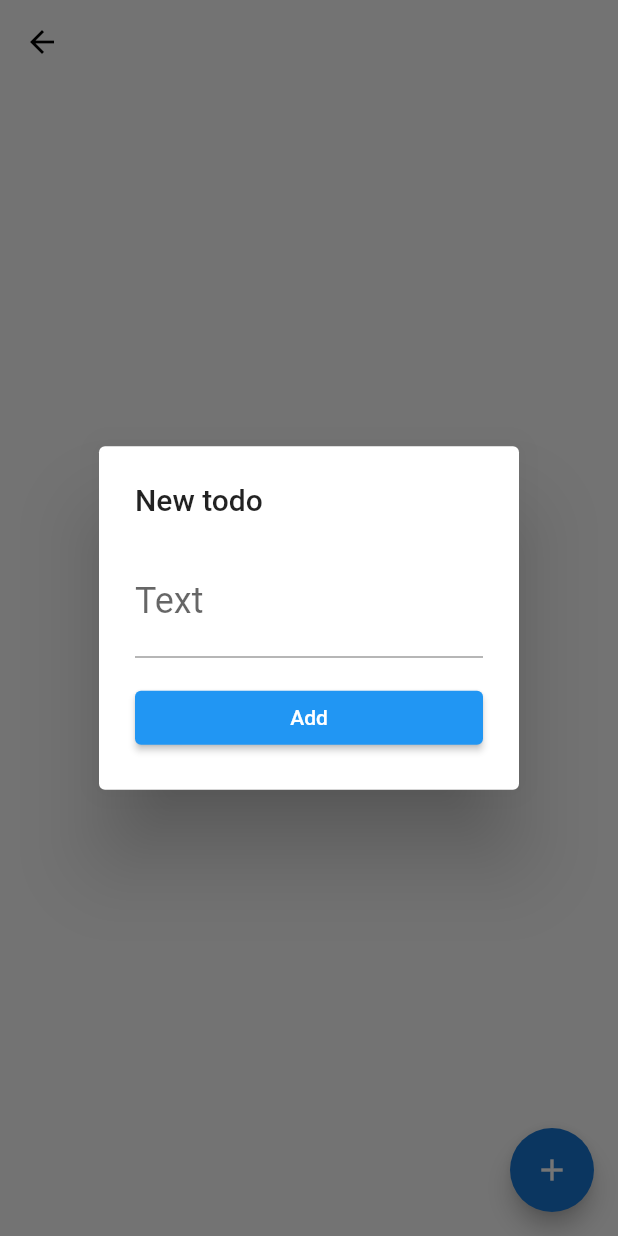
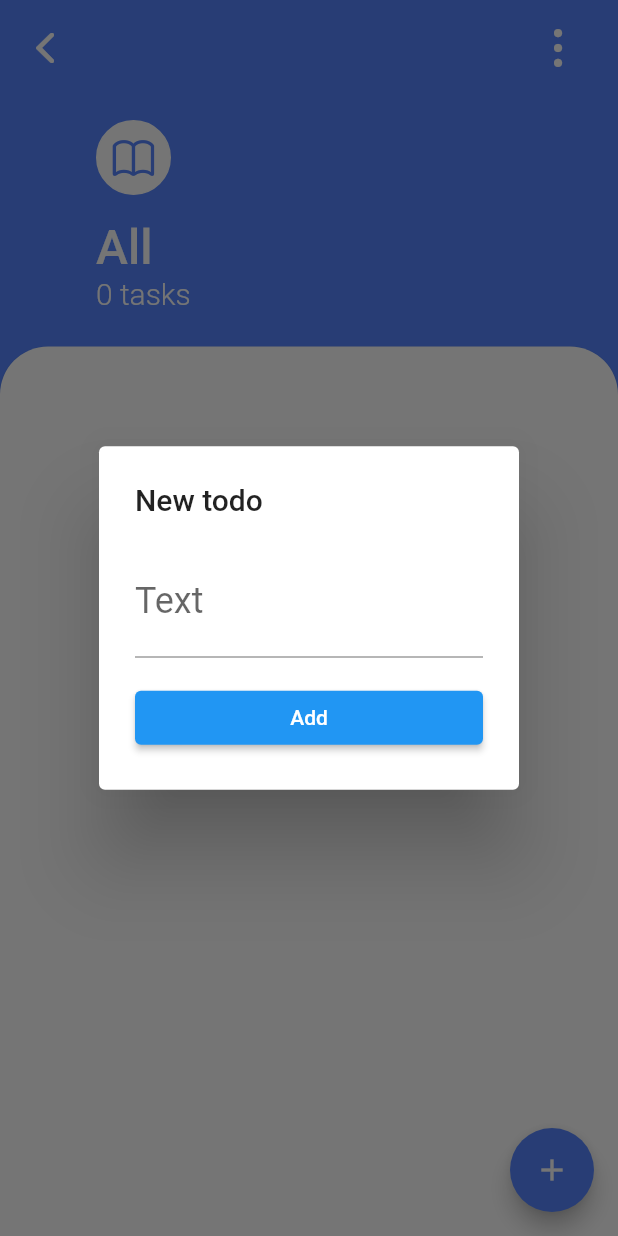
Before and after one commit to JohnAzedo/TaskManager, a Flutter app: the ListTodo screen opened directly, after a tap on the "add" icon, on a phone screen of 412 x 824 dp. Run offline on Flutter 3.47's test engine with Material 2 defaults, Android fonts, the phone set to English and light mode, and no system bars; our stand-ins replace dio; network calls fail.

Commit message:
feature: Change UI TodoList

```diff
--- a/lib/components/noTitleAppBar.dart
+++ b/lib/components/noTitleAppBar.dart
@@ -0,0 +1,39 @@
+import 'package:flutter/cupertino.dart';
+import 'package:flutter/material.dart';
+
+class NoTitleAppBar extends AppBar {
+  NoTitleAppBar()
+      : super(
+          backgroundColor: Colors.transparent,
+          centerTitle: true,
+          iconTheme: IconThemeData(
+            color: Colors.white,
+          ),
+          leading: GestureDetector(
+            onTap: () {},
+            child: Padding(
+              padding: const EdgeInsets.symmetric(
+                horizontal: 24.0,
+                vertical: 16.0,
+              ),
+              child: Icon(
+                CupertinoIcons.chevron_back,
+                size: 32.0,
+              ),
+            ),
+          ),
+          actions: [
+            Padding(
+              padding: const EdgeInsets.symmetric(
+                horizontal: 24.0,
+                vertical: 16.0,
+              ),
+              child: Icon(
+                CupertinoIcons.ellipsis_vertical,
+                size: 32.0,
+              ),
+            )
+          ],
+          elevation: 0.0,
+        );
+}
--- a/lib/main.dart
+++ b/lib/main.dart
@@ -1,16 +1,13 @@
 import 'package:flutter/material.dart';
 import 'package:flutter/services.dart';
-import 'package:todos/screens/lists/list.dart';
+import 'package:todos/screens/categories/list.dart';
 import 'package:todos/screens/todos/list.dart';
 
 void main() {
   SystemChrome.setSystemUIOverlayStyle(SystemUiOverlayStyle(
-    // systemNavigationBarColor: Colors.blue, // navigation bar color
-    statusBarColor: Colors.white, // status bar color
+    statusBarColor: Colors.transparent, // status bar color
     statusBarBrightness: Brightness.dark, //status bar brigtness
     statusBarIconBrightness: Brightness.dark, //status barIcon Brightness
-    // systemNavigationBarDividerColor: Colors.greenAccent,//Navigation bar divider color
-    // systemNavigationBarIconBrightness: Brightness.light, //navigation bar icon
   ));
   runApp(TodosApp());
 }
@@ -20,8 +17,10 @@ class TodosApp extends StatelessWidget {
   Widget build(BuildContext context) {
     return MaterialApp(
       debugShowCheckedModeBanner: false,
-      home: Lists(),
+      home: ListTodo(),
       theme: ThemeData(
+        primaryColor: Color(0xff5786ff),
+        primaryColorLight: Color(0xff5786ff),
         backgroundColor: Colors.white,
         visualDensity: VisualDensity.adaptivePlatformDensity,
         fontFamily: 'Roboto',
--- a/lib/screens/lists/list.dart
+++ b/lib/screens/categories/list.dart
@@ -1,7 +1,7 @@
 import 'package:flutter/cupertino.dart';
 import 'package:flutter/material.dart';
 import 'package:todos/components/noAppBar.dart';
-import 'package:todos/screens/lists/components/customCard.dart';
+import 'package:todos/screens/categories/components/customCard.dart';
 
 class Lists extends StatelessWidget {
   @override
--- a/lib/screens/todos/list.dart
+++ b/lib/screens/todos/list.dart
@@ -1,6 +1,9 @@
+import 'package:flutter/cupertino.dart';
 import 'package:flutter/material.dart';
+import 'package:flutter/painting.dart';
 import 'package:flutter/services.dart';
 import 'package:todos/components/customDismissible.dart';
+import 'package:todos/components/noTitleAppBar.dart';
 import 'package:todos/screens/todos/components/dialog.dart';
 import 'package:todos/components/noAppBar.dart';
 import 'package:todos/models/todos.dart';
@@ -39,9 +42,62 @@ class _ListTodoState extends State<ListTodo> {
   @override
   Widget build(BuildContext context) {
     return Scaffold(
-      appBar: NoAppBar(),
-      body: Padding(
-          padding: const EdgeInsets.all(16.0),
+      backgroundColor: Theme.of(context).primaryColor,
+      appBar: NoTitleAppBar(),
+      body: Column(
+        crossAxisAlignment: CrossAxisAlignment.start,
+        children: [
+          Padding(
+            padding: const EdgeInsets.symmetric(
+              horizontal: 64.0,
+              vertical: 24.0,
+            ),
+            child: Column(
+              crossAxisAlignment: CrossAxisAlignment.start,
+              children: [
+                Container(
+                  margin: const EdgeInsets.only(bottom: 16.0),
+                  child: Padding(
+                    padding: const EdgeInsets.all(8.0),
+                    child: Icon(
+                      CupertinoIcons.book,
+                      size: 32.0,
+                      color: Theme.of(context).primaryColor,
+                    ),
+                  ),
+                  decoration: BoxDecoration(
+                      color: Colors.white,
+                      border: Border.all(color: Colors.white),
+                      borderRadius: BorderRadius.all(Radius.circular(50.0))),
+                ),
+                Text(
+                  "All",
+                  style: TextStyle(
+                      color: Colors.white,
+                      fontSize: 32.0,
+                      fontWeight: FontWeight.w500),
+                ),
+                Text(
+                  "${todos.length} tasks",
+                  style: TextStyle(
+                      fontSize: 20.0,
+                      color: Colors.white,
+                      fontWeight: FontWeight.w300),
+                )
+              ],
+            ),
+          ),
+          Expanded(
+            child: SizedBox(
+              width: double.infinity,
+              child: Card(
+                margin: const EdgeInsets.all(0.0),
+                semanticContainer: true,
+                child: Padding(
+                  padding: const EdgeInsets.symmetric(
+                    horizontal: 0.0,
+                    vertical: 32.0,
+                  ),
                   child: RefreshIndicator(
                     onRefresh: _getData,
                     child: ListView.builder(
@@ -55,9 +111,21 @@ class _ListTodoState extends State<ListTodo> {
                             onDismissed: () => deleteTodo(index, todo),
                           );
                         }),
-          )),
+                  ),
+                ),
+                shape: RoundedRectangleBorder(
+                  borderRadius: BorderRadius.vertical(
+                    top: Radius.circular(32.0),
+                    bottom: Radius.zero,
+                  ),
+                ),
+              ),
+            ),
+          ),
+        ],
+      ),
       floatingActionButton: FloatingActionButton(
-        backgroundColor: Theme.of(context).primaryColorDark,
+        backgroundColor: Theme.of(context).primaryColor,
         child: Icon(Icons.add),
         onPressed: () {
           showDialog(
@@ -92,15 +160,21 @@ class ItemTodo extends StatefulWidget {
 class _ItemTodoState extends State<ItemTodo> {
   @override
   Widget build(BuildContext context) {
-    return Padding(
-      padding: const EdgeInsets.all(4.0),
-      child: CustomDismissible(
+    return CustomDismissible(
       key: Key(widget.todo.id.toString()),
       onDismissed: (direction) => widget.onDismissed(),
-        child: Card(
-          margin: EdgeInsets.all(0),
+      child: Padding(
+        padding: const EdgeInsets.symmetric(
+          vertical: 0.0,
+          horizontal: 16.0
+        ),
         child: CheckboxListTile(
-            title: Text(widget.todo.text),
+          title: Text(
+            widget.todo.text,
+            style: TextStyle(
+              fontSize: 20.0
+            ),
+          ),
           value: widget.todo.done,
           onChanged: (bool value) {
             setState(() {
@@ -110,7 +184,6 @@ class _ItemTodoState extends State<ItemTodo> {
           },
         ),
       ),
-      ),
     );
   }
 }
```
Also changed, not shown: lib/screens/categories/components/customCard.dart (renamed from lib/screens/lists/components/customCard.dart). Lines whose indentation alone changed are shown as unchanged.
